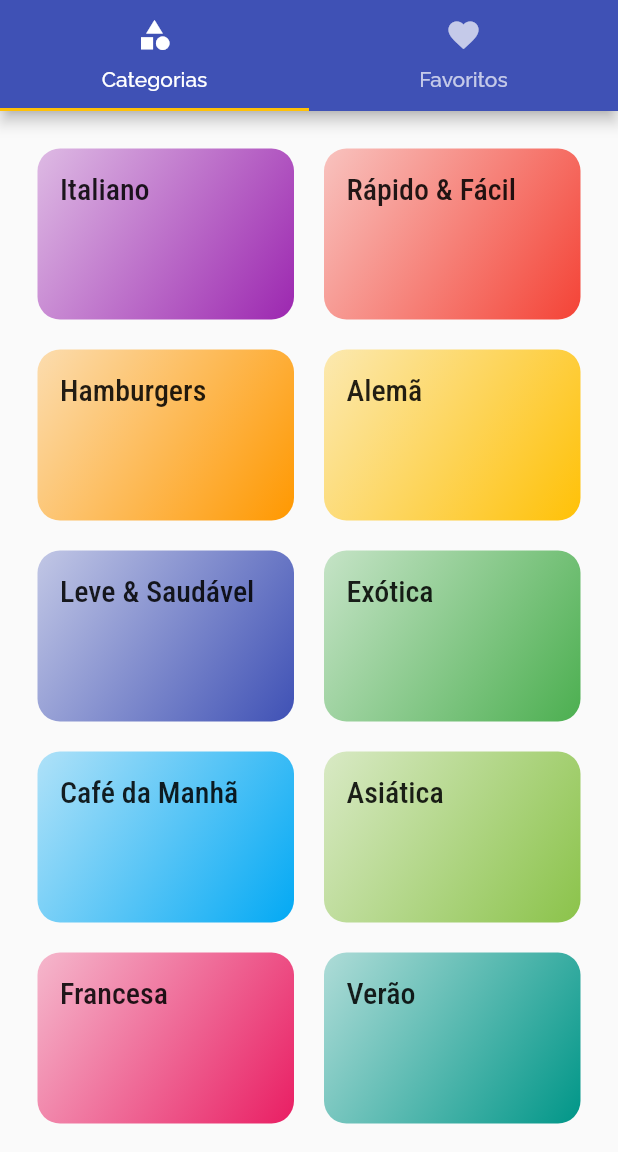
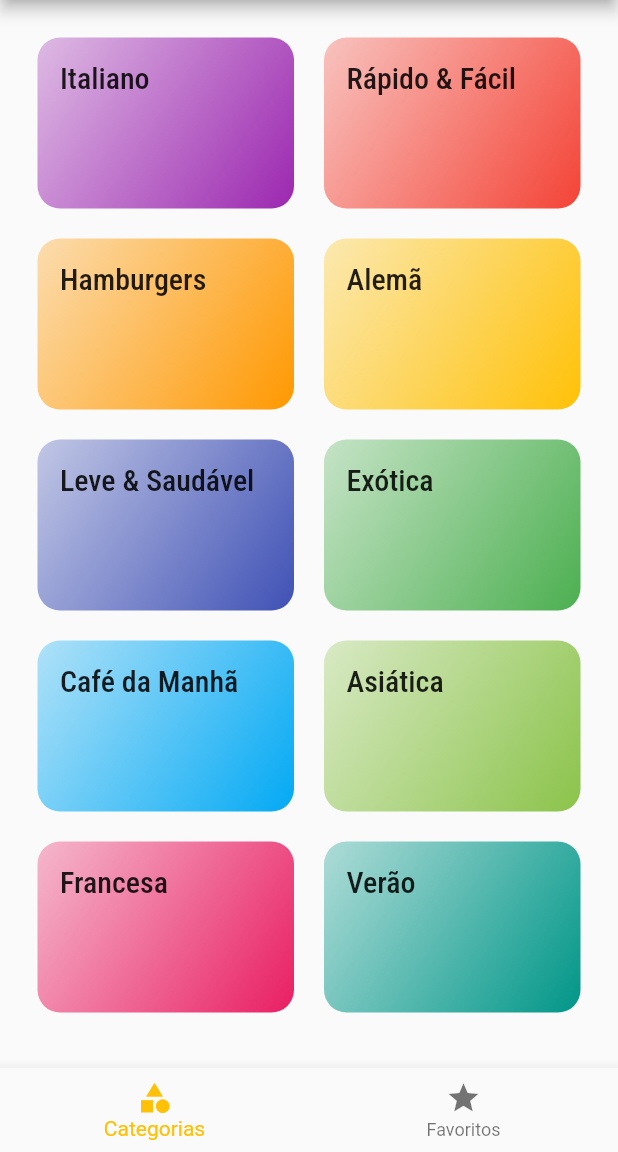
Before and after one commit to hugofsd/APP-Flutter-Meals, a Flutter app: the screen it shows after launch, on a phone screen of 412 x 824 dp, the part 84-1236 px from its top. Run offline on Flutter 3.47's test engine with Material 2 defaults, Android fonts, the phone set to English and light mode, and no system bars.

Commit message:
Tab na parte inferior

```diff
--- a/lib/screens/tabs_screen.dart
+++ b/lib/screens/tabs_screen.dart
@@ -3,33 +3,43 @@ import 'package:flutter/material.dart';
 import '../screens/categories_screens.dart';
 import '../screens/favorite_screen.dart';
 
-class TabsScreen extends StatelessWidget {
+class TabsScreen extends StatefulWidget {
+  @override
+  _TabsScreenState createState() => _TabsScreenState();
+}
+
+class _TabsScreenState extends State<TabsScreen> {
+  int _selectedScreenIndex = 0;
+
+  final List<Widget> _screens = [
+    CategoriesScreens(),
+    FavoriteScreen(),
+  ];
+
+  _selectScreen(int index) {
+    setState(() {
+      _selectedScreenIndex = index;
+    });
+  }
+
   @override
   Widget build(BuildContext context) {
-    return DefaultTabController(
-      length: 2, //para definir a quantidade de abas
-      child: Scaffold(
-        appBar: AppBar(
-          title: Text('Refeições'),
-          bottom: TabBar(
-            tabs: [
-              Tab(
-                icon: Icon(Icons.category),
-                text: 'Categorias',
-              ),
-              Tab(
-                icon: Icon(Icons.favorite),
-                text: 'Favoritos',
-              ),
-            ],
-          ),
-        ),
-        body: TabBarView(
-          children: [
-            CategoriesScreens(),
-            FavoriteScreen(),
-          ],
-        ),
+    return Scaffold(
+      appBar: AppBar(
+        title: Text('Refeições'),
+      ),
+      body: _screens[_selectedScreenIndex],
+      bottomNavigationBar: BottomNavigationBar(
+        selectedItemColor: Theme.of(context).accentColor,
+        currentIndex: _selectedScreenIndex, //reconhecer tab selecionada
+        // backgroundColor: Theme.of(context).primaryColor,
+        onTap: _selectScreen,
+        items: [
+          BottomNavigationBarItem(
+              icon: Icon(Icons.category), title: Text('Categorias')),
+          BottomNavigationBarItem(
+              icon: Icon(Icons.star), title: Text('Favoritos')),
+        ],
       ),
     );
   }
```
